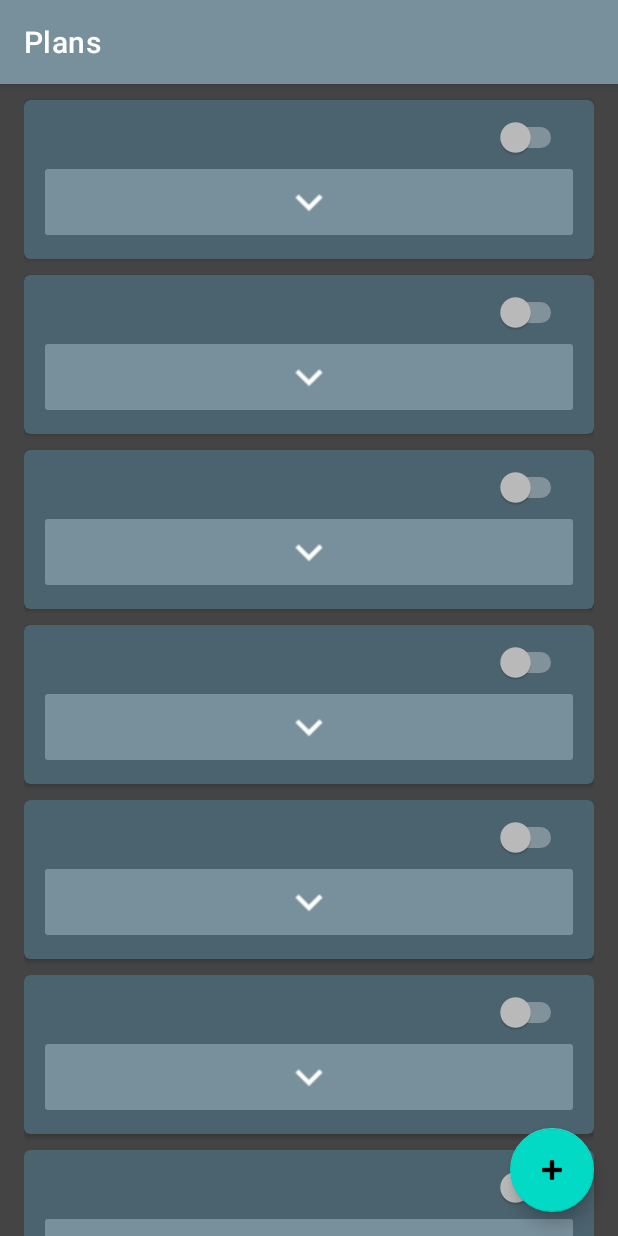
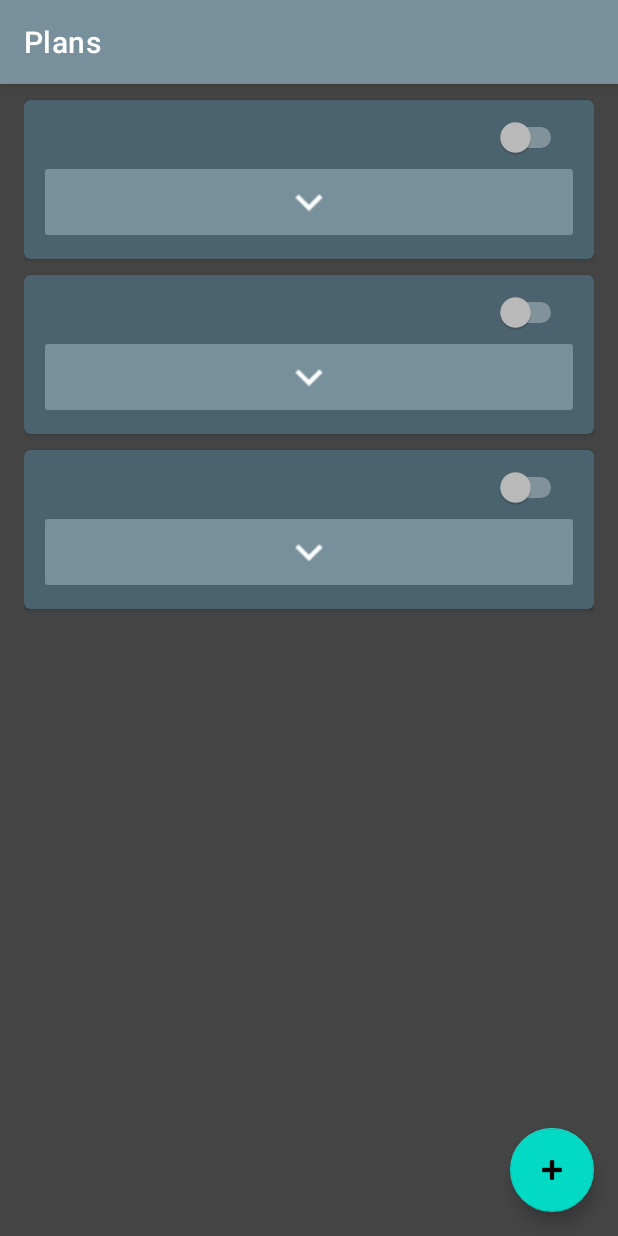
Before and after one commit to nbkragh/RecordingPlanner, an Android app: the screen it shows after launch (PlansFrameActivity), after a tap on "PLANS", on a phone screen of 412 x 824 dp. Run offline under Robolectric (Android 15) with nearby library versions, the phone set to English and light mode, and no system bars; our stand-ins replace Room's generated code, data binding; 3 statements that could not run were skipped.

```diff
--- a/app/src/main/java/com/opgaver/recordingplanner/CalendarViewFragment.kt
+++ b/app/src/main/java/com/opgaver/recordingplanner/CalendarViewFragment.kt
@@ -1,14 +1,13 @@
 package com.opgaver.recordingplanner
 
 import android.os.Bundle
-import androidx.fragment.app.Fragment
 import android.view.LayoutInflater
 import android.view.View
 import android.view.ViewGroup
+import androidx.fragment.app.Fragment
 import androidx.lifecycle.LifecycleOwner
 import androidx.transition.TransitionInflater
 import kotlinx.android.synthetic.main.fragment_calendar_view.view.*
-import kotlinx.android.synthetic.main.fragment_plan_recyclerview.view.*
 
 // TODO: Rename parameter arguments, choose names that match
 // the fragment initialization parameters, e.g. ARG_ITEM_NUMBER
--- a/app/src/main/java/com/opgaver/recordingplanner/MainActivity.kt
+++ b/app/src/main/java/com/opgaver/recordingplanner/MainActivity.kt
@@ -2,23 +2,34 @@ package com.opgaver.recordingplanner
 
 import android.app.ActivityOptions
 import android.content.Intent
-import androidx.appcompat.app.AppCompatActivity
 import android.os.Bundle
 import android.widget.Button
+import androidx.appcompat.app.AppCompatActivity
 import com.google.firebase.analytics.FirebaseAnalytics
 import com.google.firebase.analytics.ktx.analytics
 import com.google.firebase.ktx.Firebase
+import com.opgaver.recordingplanner.dummy.DummyContent
+import com.opgaver.recordingplanner.persistence.PlannerDatabase
+import kotlinx.coroutines.GlobalScope
+import kotlinx.coroutines.coroutineScope
+import kotlinx.coroutines.launch
+import java.time.LocalDate
+import java.util.*
 
 class MainActivity : AppCompatActivity() {
     // Null until onCreateView.
     private var toPlans_Button: Button? = null
     private var toRecordings_Button: Button? = null
 
+    lateinit var database : PlannerDatabase
+
     private lateinit var firebaseAnalytics: FirebaseAnalytics
     override fun onCreate(savedInstanceState: Bundle?) {
+        super.onCreate(savedInstanceState)
+        firebaseAnalytics = Firebase.analytics
+        database = PlannerDatabase.getInstance(applicationContext)
+        prepopulateDatabase()
 
-        firebaseAnalytics = Firebase.analytics
-        super.onCreate(savedInstanceState)
         setContentView(R.layout.activity_main)
 
         toPlans_Button = findViewById(R.id.toPlans_Button)
@@ -37,6 +48,23 @@ class MainActivity : AppCompatActivity() {
 
     }
 
+    fun prepopulateDatabase(){
+
+        GlobalScope.launch {
+            if (database.planitemDAO().getAll().size < 3) {
+                val now : LocalDate = LocalDate.now()
+                val nowAsLong : Long = PlanItem.formatDateIntsToDateLong(now.year,now.monthValue,now.dayOfMonth)
+
+                val itemList : MutableList<PlanItem> = emptyList<PlanItem>().toMutableList()
+                itemList.add(PlanItem("NEW",nowAsLong,nowAsLong+1))
+                itemList.add(PlanItem("NEWER",nowAsLong+1,nowAsLong+2))
+                itemList.add(PlanItem("NEWEST",nowAsLong+2,nowAsLong+3))
+                database.planitemDAO().insert( itemList)
+            }
+        }
+
+    }
+
 
 
 }
--- a/app/src/main/java/com/opgaver/recordingplanner/PlanItem.kt
+++ b/app/src/main/java/com/opgaver/recordingplanner/PlanItem.kt
@@ -1,29 +1,35 @@
 package com.opgaver.recordingplanner
 
 
-import androidx.databinding.*
+import androidx.databinding.BaseObservable
+import androidx.databinding.Bindable
+import androidx.databinding.InverseMethod
+import androidx.room.ColumnInfo
+import androidx.room.Entity
+import androidx.room.PrimaryKey
 
-class PlanItem(
-    private var title: String = "",
-    private var category: String = "",
-    private var active: Boolean = false,
-    var configsFrameTitle: String = "",
-    private var startDate: Long,
-    private var endDate: Long,
-    private var autoIncreaseQuality: Boolean,
-    private var notifyDeletion: Boolean
+@Entity(tableName = "planitems")
+data class PlanItem(
+    @ColumnInfo(name = "title") private var title: String = "",
+    @ColumnInfo(name = "category") private var category: String = "",
+    @ColumnInfo(name = "active") private var active: Boolean = false,
+    @ColumnInfo(name = "start_Date") private var startDate: Long,
+    @ColumnInfo(name = "end_Date") private var endDate: Long,
+    @ColumnInfo(name = "auto_incr_quality") private var autoIncreaseQuality: Boolean,
+    @ColumnInfo(name = "notify_delete") private var notifyDeletion: Boolean
 ) : BaseObservable() {
-    constructor(title: String, category: String) : this(
+    constructor( title: String, start: Long, end : Long ) : this(
         title,
-        category,
+        "Recording Plan",
         false,
-        "some detail",
-        10101010,
-        20202020,
+        start,
+        end,
         false,
         false
     )
 
+    @PrimaryKey(autoGenerate = true)
+    var pid: Int = 0
 
     @Bindable
     fun getTitle(): String = title
@@ -90,7 +96,6 @@ class PlanItem(
         println(title)
         println(category)
         println(active)
-        println(configsFrameTitle)
         println(startDate)
         println(endDate)
         println(autoIncreaseQuality)
@@ -108,5 +113,14 @@ class PlanItem(
         @JvmStatic fun stringToDate(value: String): Long {
             return value.replace("/","").toLong()
         }
+
+        fun formatDateIntsToDateLong(year: Int, month: Int, day: Int): Long{
+            // husk at checke om month starter ved 0
+            var yearString: String = year.toString()
+            var monthString: String = if (month.toString().length < 2) "0" + month else "" + month
+            var dayString: String = if (day.toString().length < 2) "0" + day else "" + day
+
+            return  (yearString+monthString+dayString).toLong()
+        }
     }
 }
--- a/app/src/main/java/com/opgaver/recordingplanner/PlanListFragment.kt
+++ b/app/src/main/java/com/opgaver/recordingplanner/PlanListFragment.kt
@@ -1,11 +1,9 @@
 package com.opgaver.recordingplanner
 
 import android.os.Bundle
-import android.os.Parcelable
 import android.view.LayoutInflater
 import android.view.View
 import android.view.ViewGroup
-import androidx.annotation.Nullable
 import androidx.fragment.app.Fragment
 import androidx.fragment.app.activityViewModels
 import androidx.recyclerview.widget.GridLayoutManager
--- a/app/src/main/java/com/opgaver/recordingplanner/PlanRecyclerViewAdapter.kt
+++ b/app/src/main/java/com/opgaver/recordingplanner/PlanRecyclerViewAdapter.kt
@@ -30,14 +30,14 @@ class PlanRecyclerViewAdapter(
     lateinit var recyclerView: RecyclerView
     lateinit var datePickingReciever: TextView
     init {
-        plansData.plans.observe(lifecycleOwner, Observer<MutableList<PlanItem>> {
+        plansData.plans.observe(lifecycleOwner, Observer<List<PlanItem>> {
             notifyDataSetChanged()
         })
 
     }
 
     override fun onAttachedToRecyclerView(rv: RecyclerView) {
-        super.onAttachedToRecyclerView(rv!!)
+        super.onAttachedToRecyclerView(rv)
         recyclerView = rv
     }
 
@@ -102,7 +102,7 @@ class PlanRecyclerViewAdapter(
         }
 
         override fun toString(): String {
-            return super.toString() + " '" + binding.planItemCategory+ "'"
+            return super.toString() + " '" + binding.planItemCategory + "'"
         }
     }
 
@@ -118,11 +118,13 @@ class PlanRecyclerViewAdapter(
 
     override fun onDateSet(view: DatePicker, year: Int, month: Int, day: Int) {
 
+/*
         var monthString: String =
             if ((month + 1).toString().length < 2) "0" + (month + 1) else "" + (month + 1)
         var dayString: String = if (day.toString().length < 2) "0" + day else "" + day
+*/
 
-        datePickingReciever.setText("$year" + monthString + dayString)
+        datePickingReciever.setText(PlanItem.formatDateIntsToDateLong(year,month+1,day).toString())
 
     }
 
--- a/app/src/main/java/com/opgaver/recordingplanner/PlansFrameActivity.kt
+++ b/app/src/main/java/com/opgaver/recordingplanner/PlansFrameActivity.kt
@@ -4,9 +4,7 @@ import android.os.Bundle
 import androidx.activity.viewModels
 import androidx.appcompat.app.AppCompatActivity
 import androidx.lifecycle.LifecycleOwner
-import androidx.recyclerview.widget.RecyclerView
 import com.google.android.material.floatingactionbutton.FloatingActionButton
-import com.google.android.material.snackbar.Snackbar
 
 
 class PlansFrameActivity : AppCompatActivity(), LifecycleOwner{
@@ -18,6 +16,8 @@ class PlansFrameActivity : AppCompatActivity(), LifecycleOwner{
         super.onCreate(savedInstanceState)
         setContentView(R.layout.activity_plans_frame)
         setSupportActionBar(findViewById(R.id.toolbar))
+
+
         if (savedInstanceState == null) {
 
             val planListFrag = PlanListFragment().apply {
--- a/app/src/main/java/com/opgaver/recordingplanner/ViewModelPlanList.kt
+++ b/app/src/main/java/com/opgaver/recordingplanner/ViewModelPlanList.kt
@@ -1,38 +1,57 @@
 package com.opgaver.recordingplanner
 
+import android.app.Application
+import androidx.lifecycle.AndroidViewModel
 import androidx.lifecycle.MutableLiveData
 import androidx.lifecycle.ViewModel
+import androidx.lifecycle.viewModelScope
 import com.opgaver.recordingplanner.dummy.DummyContent
+import com.opgaver.recordingplanner.persistence.PlannerDatabase
+import kotlinx.coroutines.launch
+import java.util.ArrayList
 
 
+class ViewModelPlanList(app: Application) : AndroidViewModel(app) {
 
-class ViewModelPlanList : ViewModel() {
+    val database: PlannerDatabase = PlannerDatabase.getInstance(app)
 
-    val plans: MutableLiveData<MutableList<PlanItem>> by lazy {
+    val plans: MutableLiveData<List<PlanItem>> =  MutableLiveData()
+
+/*    val plans: MutableLiveData<MutableList<PlanItem>> by lazy {
         MutableLiveData<MutableList<PlanItem>>().also {
-            it.setValue(loadPlans())
+            it.postValue(loadPlans())
         }
+    }*/
+
+    init {
+        plans.value = ArrayList()
+        loadPlans()
     }
-
-    private fun loadPlans(): MutableList<PlanItem> {
+    private fun loadPlans(){
         val length = 10
-        val list: MutableList<PlanItem> = emptyList<PlanItem>().toMutableList()
-
-        ((DummyContent.ITEMS).subList(0, length)).forEach {
+        viewModelScope.launch {
+            plans.postValue(database.planitemDAO().getAll().toMutableList())
+            println("!!!!!!!!!!!!!!!!!!!!!!!!!!!!!!!!!!!!!!!!!!!!!!!!!!!!!!!!!!!!!!!!!!!!!!!!!!!!!!!!!!!!!!!!!!!!!!!!!!!!!!!!!!!!!!!!!!!!!!!!!!!!!!!!!!!!!!"+plans)
+        }
+/*        ((DummyContent.ITEMS).subList(0, length)).forEach {
             list.add(
                 PlanItem(
                     it.id,
                     "Recording Plan"
                 )
             )
-        }
-        return list
+        }*/
     }
 
-    fun addPlan(){
-        println(plans)
+    fun addPlan() {
+/*        println(plans)
         plans.value?.add(PlanItem("NEW","Recording Plan"))
-        plans.value = plans.value
+        plans.value = plans.value*/
+    }
+
+    fun initializeData(db: PlannerDatabase) {
+
+
     }
 
 }
--- /dev/null
+++ b/app/src/main/java/com/opgaver/recordingplanner/persistence/PlanItemDAO.kt
@@ -0,0 +1,25 @@
+package com.opgaver.recordingplanner.persistence
+
+import androidx.room.*
+import com.opgaver.recordingplanner.PlanItem
+
+@Dao
+interface PlanItemDAO {
+    @Insert(onConflict = OnConflictStrategy.REPLACE)
+    suspend fun insert(planitems: List<PlanItem>)
+
+    @Query("SELECT * FROM planitems")
+    suspend fun getAll(): List<PlanItem>
+
+    @Query("SELECT * FROM planitems WHERE pid =(:id)")
+    suspend fun getById(id: Int): PlanItem
+
+    @Update
+    suspend fun updateUsers(vararg planitems: PlanItem)
+
+    @Delete
+    suspend fun delete(planitem: PlanItem)
+
+    @Query("DELETE FROM planitems")
+    fun emptyTable()
+}
--- /dev/null
+++ b/app/src/main/java/com/opgaver/recordingplanner/persistence/PlannerDatabase.kt
@@ -0,0 +1,26 @@
+package com.opgaver.recordingplanner.persistence
+
+import android.content.Context
+import androidx.room.Database
+import androidx.room.Room
+import androidx.room.RoomDatabase
+import com.opgaver.recordingplanner.PlanItem
+
+@Database(entities = arrayOf(PlanItem::class), version = 1)
+abstract class PlannerDatabase : RoomDatabase() {
+    abstract fun planitemDAO(): PlanItemDAO
+
+
+    companion object{
+        private var  instance: PlannerDatabase? = null
+
+        fun getInstance(context: Context): PlannerDatabase{
+            return instance?:Room.databaseBuilder(context, PlannerDatabase::class.java, "plannerDB").build()
+
+        }
+
+
+
+
+    }
+}
--- a/app/src/main/res/layout/plan_item.xml
+++ b/app/src/main/res/layout/plan_item.xml
@@ -88,16 +88,6 @@
                 android:animateLayoutChanges="true"
                 android:orientation="vertical"
                 android:visibility="invisible">
-
-                <TextView
-
-                    android:id="@+id/item_configs_frame_title"
-                    android:layout_width="wrap_content"
-                    android:layout_height="wrap_content"
-                    android:layout_margin="@dimen/text_margin"
-                    android:text="@{item.configsFrameTitle}"
-                    android:textAppearance="?attr/textAppearanceListItem" />
-
 
                 <EditText
                     android:id="@+id/item_plan_name"
```
Also changed, not shown: app/build.gradle (+13 -3 lines), 1 other file.
